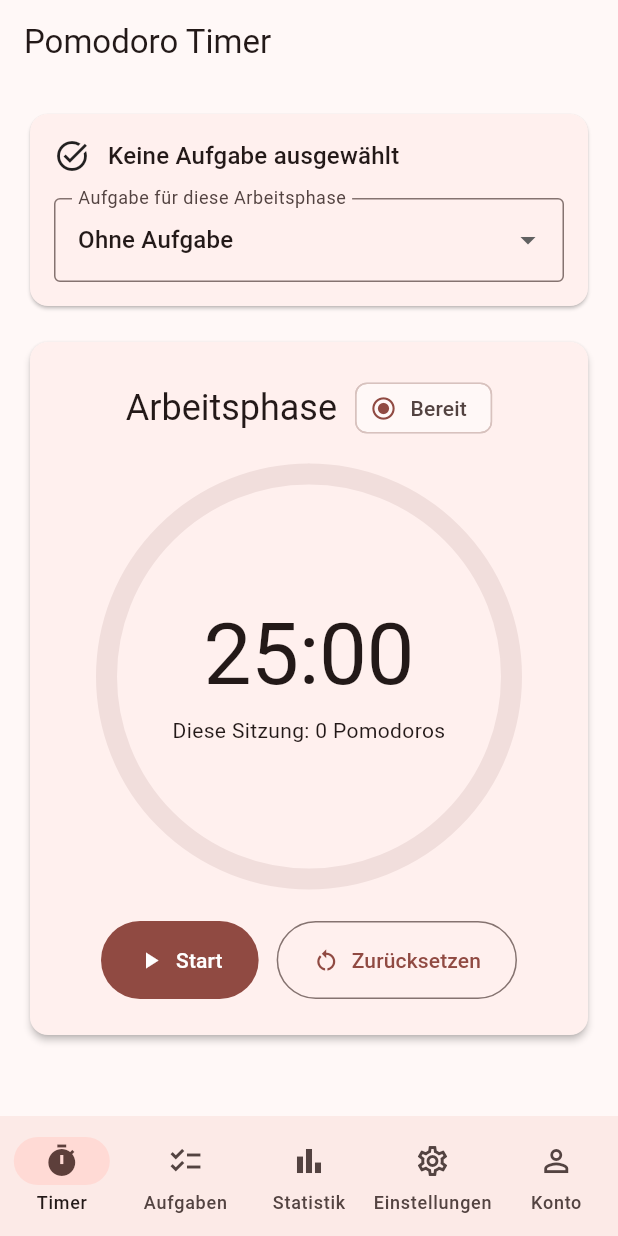
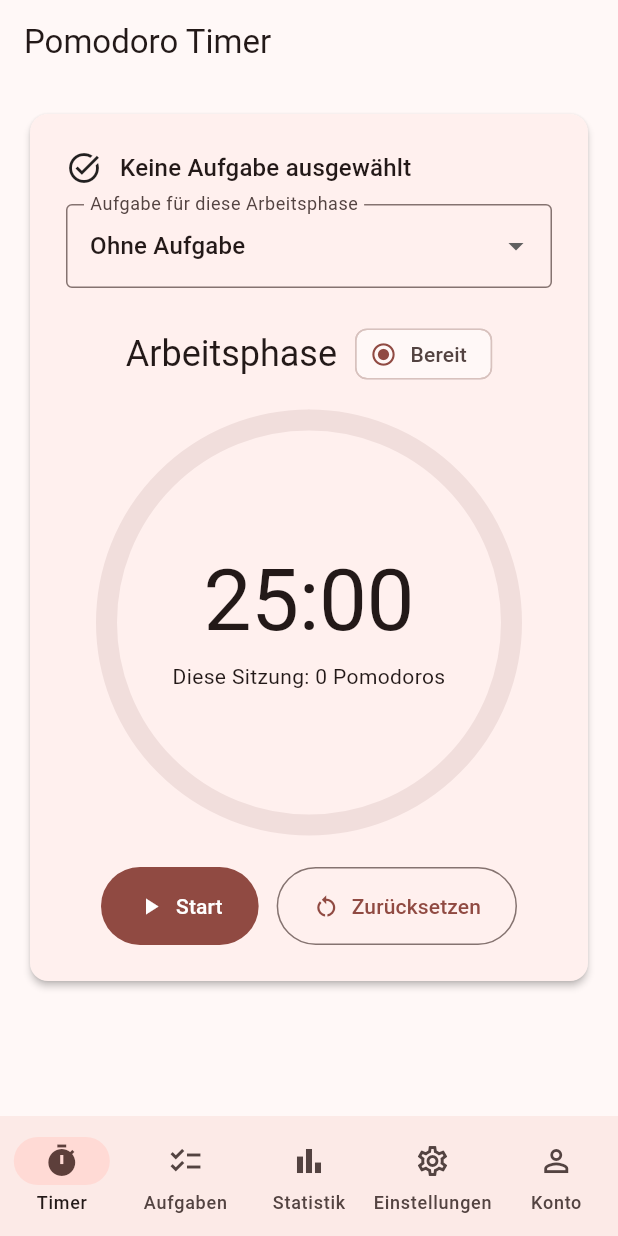
Before and after one commit to waistarek/Pomodoro-Timer, a Flutter app: the screen it shows after launch, on a phone screen of 412 x 824 dp. Run offline on Flutter 3.47's test engine with Material 3 defaults, Android fonts, the phone set to English and light mode, and no system bars; our stand-ins replace audioplayers, fl_chart, shared_preferences; accounts and stored records are empty.

Commit message:
refactor: integrate task selector into timer card

```diff
--- a/frontend/flutter_app/lib/screens/home_screen.dart
+++ b/frontend/flutter_app/lib/screens/home_screen.dart
@@ -1,7 +1,5 @@
 import 'package:flutter/material.dart';
-import 'package:provider/provider.dart';
-import '../models/task_item.dart';
-import '../providers/task_provider.dart';
+
 import '../widgets/timer_card.dart';
 
 class HomeScreen extends StatelessWidget {
@@ -16,75 +14,8 @@ class HomeScreen extends StatelessWidget {
           constraints: const BoxConstraints(maxWidth: 780),
           child: ListView(
             padding: const EdgeInsets.all(16),
-            children: [
-              Consumer<TaskProvider>(
-                builder: (context, taskProvider, _) {
-                  final selected = taskProvider.selectedTask;
-                  final tasks = taskProvider.tasks
-                      .where((task) => !task.completed)
-                      .toList();
-
-                  TaskItem? selectedValue;
-
-                  if (selected != null) {
-                    for (final task in tasks) {
-                      if (task.localId == selected.localId) {
-                        selectedValue = task;
-                        break;
-                      }
-                    }
-                  }
-                  return Card(
-                    child: Padding(
-                      padding: const EdgeInsets.all(16),
-                      child: Column(
-                        crossAxisAlignment: CrossAxisAlignment.start,
-                        children: [
-                          Row(
-                            children: [
-                              const Icon(Icons.task_alt),
-                              const SizedBox(width: 12),
-                              Expanded(
-                                child: Text(
-                                  selected == null
-                                      ? 'Keine Aufgabe ausgewählt'
-                                      : 'Aktuelle Aufgabe: ${selected.title}',
-                                  style:
-                                      Theme.of(context).textTheme.titleMedium,
-                                ),
-                              ),
-                            ],
-                          ),
-                          const SizedBox(height: 16),
-                          DropdownButtonFormField<TaskItem?>(
-                            key: ValueKey(selectedValue?.localId ?? 'no-task'),
-                            initialValue: selectedValue,
-                            decoration: const InputDecoration(
-                              labelText: 'Aufgabe für diese Arbeitsphase',
-                              border: OutlineInputBorder(),
-                            ),
-                            items: [
-                              const DropdownMenuItem<TaskItem?>(
-                                value: null,
-                                child: Text('Ohne Aufgabe'),
-                              ),
-                              ...tasks.map(
-                                (task) => DropdownMenuItem<TaskItem?>(
-                                  value: task,
-                                  child: Text(task.title),
-                                ),
-                              ),
-                            ],
-                            onChanged: (task) => taskProvider.selectTask(task),
-                          ),
-                        ],
-                      ),
-                    ),
-                  );
-                },
-              ),
-              const SizedBox(height: 16),
-              const TimerCard(),
+            children: const [
+              TimerCard(),
             ],
           ),
         ),
--- a/frontend/flutter_app/lib/screens/tasks_screen.dart
+++ b/frontend/flutter_app/lib/screens/tasks_screen.dart
@@ -477,10 +477,10 @@ class _TaskContent extends StatelessWidget {
               ),
             ),
             if (selected)
-              Chip(
+              const Chip(
                 visualDensity: VisualDensity.compact,
-                avatar: const Icon(Icons.play_arrow, size: 18),
-                label: const Text('Aktiv'),
+                avatar: Icon(Icons.play_arrow, size: 18),
+                label: Text('Aktiv'),
               ),
             if (task.completed)
               const Chip(
--- a/frontend/flutter_app/lib/widgets/timer_card.dart
+++ b/frontend/flutter_app/lib/widgets/timer_card.dart
@@ -1,6 +1,8 @@
 import 'package:flutter/material.dart';
 import 'package:provider/provider.dart';
 
+import '../models/task_item.dart';
+import '../providers/task_provider.dart';
 import '../providers/timer_provider.dart';
 import '../timer/pomodoro_phase.dart';
 import 'big_button.dart';
@@ -10,8 +12,8 @@ class TimerCard extends StatelessWidget {
 
   @override
   Widget build(BuildContext context) {
-    return Consumer<TimerProvider>(
-      builder: (context, timer, _) {
+    return Consumer2<TimerProvider, TaskProvider>(
+      builder: (context, timer, taskProvider, _) {
         final phaseColor = _phaseColor(context, timer.phase);
 
         return Card(
@@ -20,6 +22,8 @@ class TimerCard extends StatelessWidget {
             padding: const EdgeInsets.all(24),
             child: Column(
               children: [
+                _TaskSelector(taskProvider: taskProvider),
+                const SizedBox(height: 24),
                 _TimerHeader(
                   phaseLabel: timer.phase.label,
                   statusLabel: timer.statusLabel,
@@ -39,6 +43,75 @@ class TimerCard extends StatelessWidget {
           ),
         );
       },
+    );
+  }
+}
+
+class _TaskSelector extends StatelessWidget {
+  const _TaskSelector({required this.taskProvider});
+
+  final TaskProvider taskProvider;
+
+  @override
+  Widget build(BuildContext context) {
+    final selected = taskProvider.selectedTask;
+    final openTasks = taskProvider.tasks
+        .where((task) => !task.completed)
+        .toList();
+
+    TaskItem? selectedValue;
+
+    if (selected != null) {
+      for (final task in openTasks) {
+        if (task.localId == selected.localId) {
+          selectedValue = task;
+          break;
+        }
+      }
+    }
+
+    return Column(
+      crossAxisAlignment: CrossAxisAlignment.start,
+      children: [
+        Row(
+          children: [
+            const Icon(Icons.task_alt_outlined),
+            const SizedBox(width: 12),
+            Expanded(
+              child: Text(
+                selectedValue == null
+                    ? 'Keine Aufgabe ausgewählt'
+                    : 'Aktuelle Aufgabe: ${selectedValue.title}',
+                style: Theme.of(context).textTheme.titleMedium,
+              ),
+            ),
+          ],
+        ),
+        const SizedBox(height: 12),
+        DropdownButtonFormField<TaskItem?>(
+          key: ValueKey(selectedValue?.localId ?? 'no-task'),
+          initialValue: selectedValue,
+          decoration: const InputDecoration(
+            labelText: 'Aufgabe für diese Arbeitsphase',
+            border: OutlineInputBorder(),
+          ),
+          items: [
+            const DropdownMenuItem<TaskItem?>(
+              value: null,
+              child: Text('Ohne Aufgabe'),
+            ),
+            ...openTasks.map(
+              (task) => DropdownMenuItem<TaskItem?>(
+                value: task,
+                child: Text(task.title),
+              ),
+            ),
+          ],
+          onChanged: (task) {
+            taskProvider.selectTask(task);
+          },
+        ),
+      ],
     );
   }
 }
```
